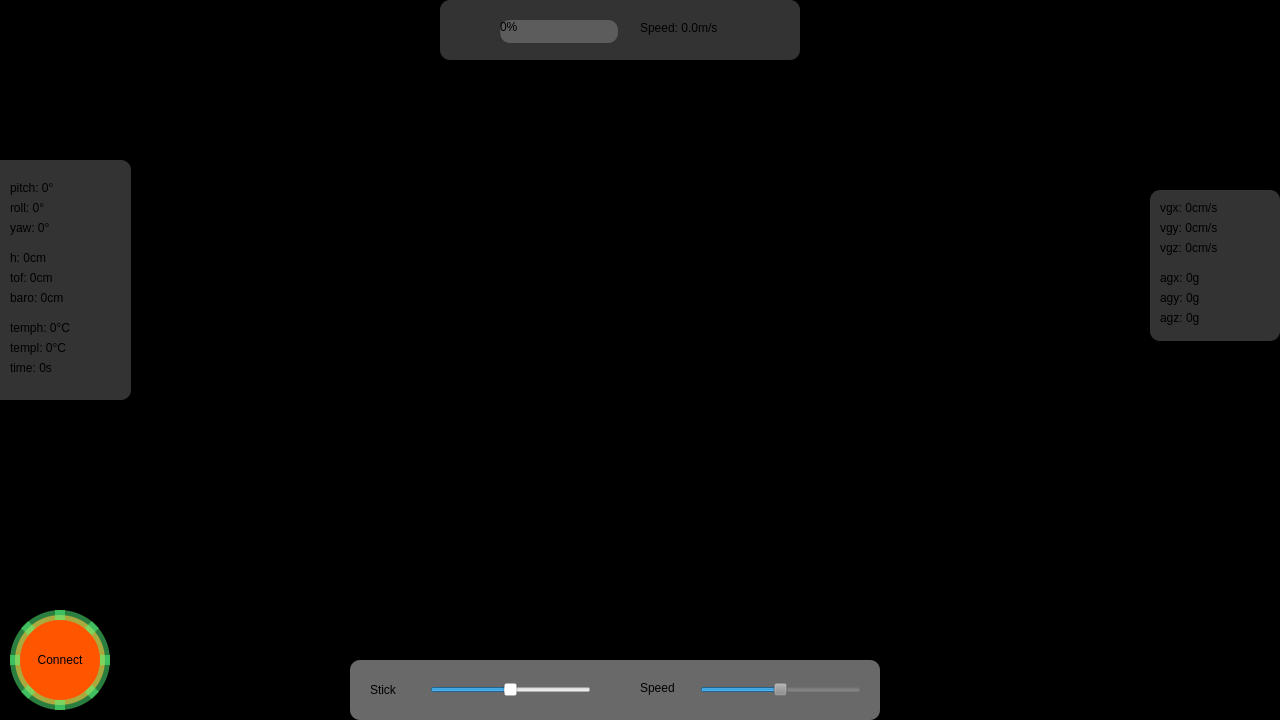
ArtemisChief/Uranus, file Uranus/uranus.ui: the form before one commit.
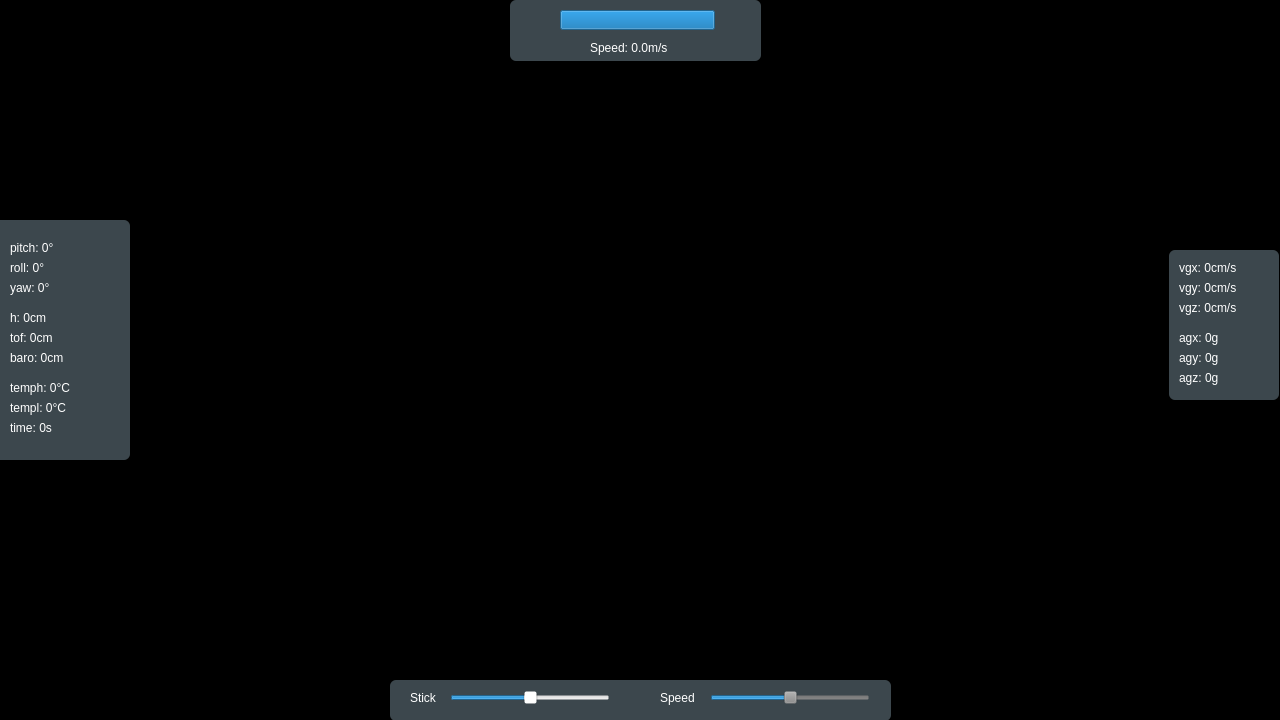
The form after the commit.

Commit message: improve auto connecting and gui

```diff
--- a/Uranus/uranus.ui
+++ b/Uranus/uranus.ui
@@ -33,40 +33,18 @@
      <string>                   TextLabel</string>
     </property>
    </widget>
-   <widget class="QPushButton" name="connect_btn">
-    <property name="geometry">
-     <rect>
-      <x>10</x>
-      <y>610</y>
-      <width>100</width>
-      <height>100</height>
-     </rect>
-    </property>
-    <property name="styleSheet">
-     <string notr="true">background-color: rgb(255, 85, 0);
-border:10px solid;
-border-color: rgb(85, 255, 127, 50%);
-border-radius:50%;</string>
-    </property>
-    <property name="text">
-     <string>Connect</string>
-    </property>
-    <property name="checkable">
-     <bool>false</bool>
-    </property>
-   </widget>
    <widget class="QGroupBox" name="groupBox">
     <property name="geometry">
      <rect>
-      <x>1150</x>
-      <y>190</y>
-      <width>130</width>
-      <height>151</height>
+      <x>1169</x>
+      <y>250</y>
+      <width>110</width>
+      <height>150</height>
      </rect>
     </property>
     <property name="styleSheet">
-     <string notr="true">background-color: rgb(255, 255, 255, 20%);
-border-radius:10px;</string>
+     <string notr="true">background-color: rgb(200, 235, 255, 30%);
+border-radius:6px;</string>
     </property>
     <property name="title">
      <string/>
@@ -81,7 +59,9 @@
       </rect>
      </property>
      <property name="styleSheet">
-      <string notr="true">background-color: rgb(255, 255, 255, 0%);</string>
+      <string notr="true">background-color: rgb(255, 255, 255, 0%);
+color: rgb(255, 255, 255);
+font: 9pt &quot;Microsoft YaHei UI&quot;;</string>
      </property>
      <property name="text">
       <string>agz: 0g</string>
@@ -97,7 +77,9 @@
       </rect>
      </property>
      <property name="styleSheet">
-      <string notr="true">background-color: rgb(255, 255, 255, 0%);</string>
+      <string notr="true">background-color: rgb(255, 255, 255, 0%);
+color: rgb(255, 255, 255);
+font: 9pt &quot;Microsoft YaHei UI&quot;;</string>
      </property>
      <property name="text">
       <string>vgz: 0cm/s</string>
@@ -113,7 +95,9 @@
       </rect>
      </property>
      <property name="styleSheet">
-      <string notr="true">background-color: rgb(255, 255, 255, 0%);</string>
+      <string notr="true">background-color: rgb(255, 255, 255, 0%);
+color: rgb(255, 255, 255);
+font: 9pt &quot;Microsoft YaHei UI&quot;;</string>
      </property>
      <property name="text">
       <string>vgy: 0cm/s</string>
@@ -129,7 +113,9 @@
       </rect>
      </property>
      <property name="styleSheet">
-      <string notr="true">background-color: rgb(255, 255, 255, 0%);</string>
+      <string notr="true">background-color: rgb(255, 255, 255, 0%);
+font: 9pt &quot;Microsoft YaHei UI&quot;;
+color: rgb(255, 255, 255);</string>
      </property>
      <property name="text">
       <string>vgx: 0cm/s</string>
@@ -145,7 +131,9 @@
       </rect>
      </property>
      <property name="styleSheet">
-      <string notr="true">background-color: rgb(255, 255, 255, 0%);</string>
+      <string notr="true">background-color: rgb(255, 255, 255, 0%);
+color: rgb(255, 255, 255);
+font: 9pt &quot;Microsoft YaHei UI&quot;;</string>
      </property>
      <property name="text">
       <string>agx: 0g</string>
@@ -161,7 +149,9 @@
       </rect>
      </property>
      <property name="styleSheet">
-      <string notr="true">background-color: rgb(255, 255, 255, 0%);</string>
+      <string notr="true">background-color: rgb(255, 255, 255, 0%);
+color: rgb(255, 255, 255);
+font: 9pt &quot;Microsoft YaHei UI&quot;;</string>
      </property>
      <property name="text">
       <string>agy: 0g</string>
@@ -172,14 +162,14 @@
     <property name="geometry">
      <rect>
       <x>-10</x>
-      <y>160</y>
-      <width>141</width>
+      <y>220</y>
+      <width>140</width>
       <height>240</height>
      </rect>
     </property>
     <property name="styleSheet">
-     <string notr="true">background-color: rgb(255, 255, 255, 20%);
-border-radius:10px;</string>
+     <string notr="true">background-color: rgb(200, 235, 255, 30%);
+border-radius:6px;</string>
     </property>
     <property name="title">
      <string/>
@@ -194,7 +184,9 @@
       </rect>
      </property>
      <property name="styleSheet">
-      <string notr="true">background-color: rgb(255, 255, 255, 0%);</string>
+      <string notr="true">background-color: rgb(255, 255, 255, 0%);
+color: rgb(255, 255, 255);
+font: 9pt &quot;Microsoft YaHei UI&quot;;</string>
      </property>
      <property name="text">
       <string>baro: 0cm</string>
@@ -210,7 +202,9 @@
       </rect>
      </property>
      <property name="styleSheet">
-      <string notr="true">background-color: rgb(255, 255, 255, 0%);</string>
+      <string notr="true">background-color: rgb(255, 255, 255, 0%);
+color: rgb(255, 255, 255);
+font: 9pt &quot;Microsoft YaHei UI&quot;;</string>
      </property>
      <property name="text">
       <string>time: 0s</string>
@@ -226,7 +220,9 @@
       </rect>
      </property>
      <property name="styleSheet">
-      <string notr="true">background-color: rgb(255, 255, 255, 0%);</string>
+      <string notr="true">background-color: rgb(255, 255, 255, 0%);
+color: rgb(255, 255, 255);
+font: 9pt &quot;Microsoft YaHei UI&quot;;</string>
      </property>
      <property name="text">
       <string>templ: 0°C</string>
@@ -242,7 +238,9 @@
       </rect>
      </property>
      <property name="styleSheet">
-      <string notr="true">background-color: rgb(255, 255, 255, 0%);</string>
+      <string notr="true">background-color: rgb(255, 255, 255, 0%);
+color: rgb(255, 255, 255);
+font: 9pt &quot;Microsoft YaHei UI&quot;;</string>
      </property>
      <property name="text">
       <string>temph: 0°C</string>
@@ -258,7 +256,9 @@
       </rect>
      </property>
      <property name="styleSheet">
-      <string notr="true">background-color: rgb(255, 255, 255, 0%);</string>
+      <string notr="true">background-color: rgb(255, 255, 255, 0%);
+color: rgb(255, 255, 255);
+font: 9pt &quot;Microsoft YaHei UI&quot;;</string>
      </property>
      <property name="text">
       <string>h: 0cm</string>
@@ -274,7 +274,9 @@
       </rect>
      </property>
      <property name="styleSheet">
-      <string notr="true">background-color: rgb(255, 255, 255, 0%);</string>
+      <string notr="true">background-color: rgb(255, 255, 255, 0%);
+color: rgb(255, 255, 255);
+font: 9pt &quot;Microsoft YaHei UI&quot;;</string>
      </property>
      <property name="text">
       <string>tof: 0cm</string>
@@ -290,7 +292,9 @@
       </rect>
      </property>
      <property name="styleSheet">
-      <string notr="true">background-color: rgb(255, 255, 255, 0%);</string>
+      <string notr="true">background-color: rgb(255, 255, 255, 0%);
+color: rgb(255, 255, 255);
+font: 9pt &quot;Microsoft YaHei UI&quot;;</string>
      </property>
      <property name="text">
       <string>pitch: 0°</string>
@@ -306,7 +310,9 @@
       </rect>
      </property>
      <property name="styleSheet">
-      <string notr="true">background-color: rgb(255, 255, 255, 0%);</string>
+      <string notr="true">background-color: rgb(255, 255, 255, 0%);
+color: rgb(255, 255, 255);
+font: 9pt &quot;Microsoft YaHei UI&quot;;</string>
      </property>
      <property name="text">
       <string>yaw: 0°</string>
@@ -322,7 +328,9 @@
       </rect>
      </property>
      <property name="styleSheet">
-      <string notr="true">background-color: rgb(255, 255, 255, 0%);</string>
+      <string notr="true">background-color: rgb(255, 255, 255, 0%);
+color: rgb(255, 255, 255);
+font: 9pt &quot;Microsoft YaHei UI&quot;;</string>
      </property>
      <property name="text">
       <string>roll: 0°</string>
@@ -341,15 +349,15 @@
    <widget class="QGroupBox" name="groupBox_3">
     <property name="geometry">
      <rect>
-      <x>440</x>
+      <x>510</x>
       <y>0</y>
-      <width>360</width>
-      <height>60</height>
+      <width>251</width>
+      <height>61</height>
      </rect>
     </property>
     <property name="styleSheet">
-     <string notr="true">background-color: rgb(255, 255, 255, 20%);
-border-radius:10px;</string>
+     <string notr="true">background-color: rgb(200, 235, 255, 30%);
+border-radius:6px;</string>
     </property>
     <property name="title">
      <string/>
@@ -357,30 +365,35 @@
     <widget class="QProgressBar" name="battery_bar">
      <property name="geometry">
       <rect>
-       <x>60</x>
-       <y>20</y>
-       <width>118</width>
-       <height>23</height>
+       <x>50</x>
+       <y>10</y>
+       <width>155</width>
+       <height>20</height>
       </rect>
      </property>
      <property name="styleSheet">
       <string notr="true"/>
      </property>
      <property name="value">
-      <number>0</number>
+      <number>100</number>
+     </property>
+     <property name="textVisible">
+      <bool>false</bool>
      </property>
     </widget>
     <widget class="QLabel" name="speed_label">
      <property name="geometry">
       <rect>
-       <x>200</x>
-       <y>20</y>
-       <width>141</width>
+       <x>80</x>
+       <y>40</y>
+       <width>121</width>
        <height>16</height>
       </rect>
      </property>
      <property name="styleSheet">
-      <string notr="true">background-color: rgb(255, 255, 255, 0%);</string>
+      <string notr="true">background-color: rgb(255, 255, 255, 0%);
+color: rgb(255, 255, 255);
+font: 9pt &quot;Microsoft YaHei UI&quot;;</string>
      </property>
      <property name="text">
       <string>Speed: 0.0m/s</string>
@@ -390,15 +403,15 @@
    <widget class="QGroupBox" name="groupBox_4">
     <property name="geometry">
      <rect>
-      <x>350</x>
-      <y>660</y>
-      <width>530</width>
-      <height>60</height>
+      <x>390</x>
+      <y>680</y>
+      <width>501</width>
+      <height>41</height>
      </rect>
     </property>
     <property name="styleSheet">
-     <string notr="true">background-color: rgb(131, 131, 131, 80%);
-border-radius:10%</string>
+     <string notr="true">background-color: rgb(200, 235, 255, 30%);
+border-radius:6px</string>
     </property>
     <property name="title">
      <string/>
@@ -406,14 +419,16 @@
     <widget class="QLabel" name="speed_slider_label">
      <property name="geometry">
       <rect>
-       <x>290</x>
-       <y>20</y>
+       <x>270</x>
+       <y>10</y>
        <width>51</width>
-       <height>16</height>
+       <height>15</height>
       </rect>
      </property>
      <property name="styleSheet">
-      <string notr="true">background-color: rgb(255, 255, 255, 0%);</string>
+      <string notr="true">background-color: rgb(255, 255, 255, 0%);
+color: rgb(255, 255, 255);
+font: 9pt &quot;Microsoft YaHei UI&quot;;</string>
      </property>
      <property name="text">
       <string>Speed</string>
@@ -422,10 +437,10 @@
     <widget class="QSlider" name="rc_factor_slider">
      <property name="geometry">
       <rect>
-       <x>80</x>
-       <y>20</y>
-       <width>161</width>
-       <height>20</height>
+       <x>60</x>
+       <y>10</y>
+       <width>160</width>
+       <height>15</height>
       </rect>
      </property>
      <property name="styleSheet">
@@ -447,10 +462,10 @@
     <widget class="QSlider" name="speed_slider">
      <property name="geometry">
       <rect>
-       <x>350</x>
-       <y>20</y>
-       <width>161</width>
-       <height>20</height>
+       <x>320</x>
+       <y>10</y>
+       <width>160</width>
+       <height>15</height>
       </rect>
      </property>
      <property name="styleSheet">
@@ -473,13 +488,15 @@
      <property name="geometry">
       <rect>
        <x>20</x>
-       <y>20</y>
+       <y>10</y>
        <width>51</width>
-       <height>20</height>
+       <height>15</height>
       </rect>
      </property>
      <property name="styleSheet">
-      <string notr="true">background-color: rgb(255, 255, 255, 0%);</string>
+      <string notr="true">background-color: rgb(255, 255, 255, 0%);
+color: rgb(255, 255, 255);
+font: 9pt &quot;Microsoft YaHei UI&quot;;</string>
      </property>
      <property name="text">
       <string>Stick</string>
```
Left out of the diff: 6 changed lines with no effect on the pictures. The commit also changes 5 other files.
